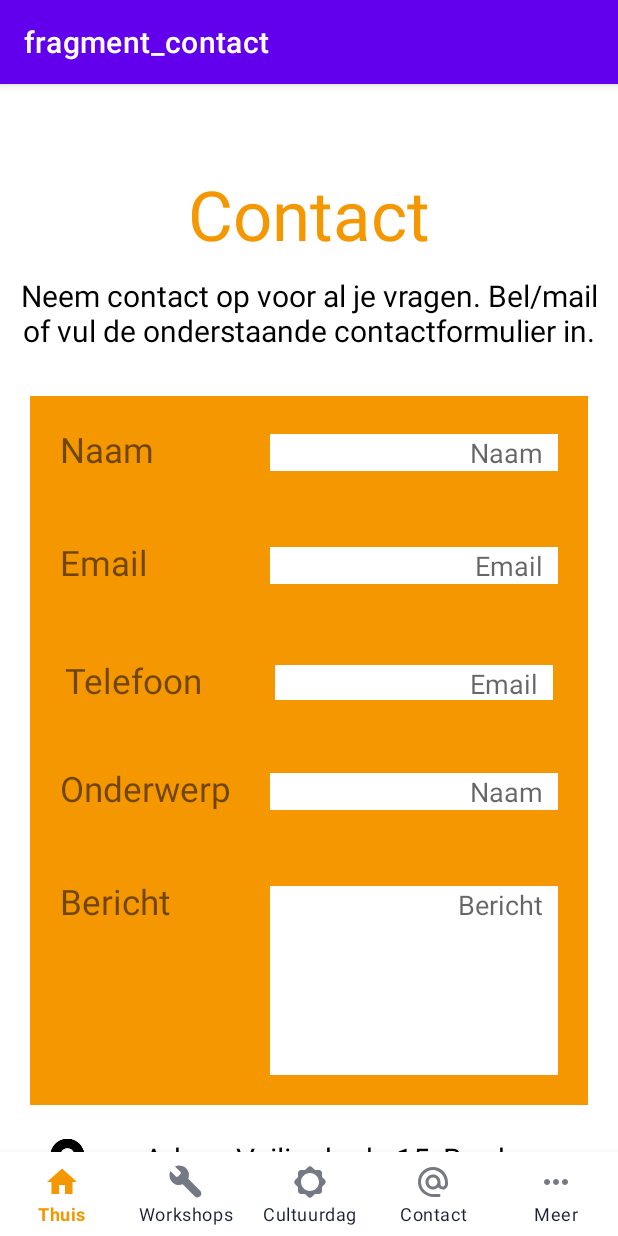
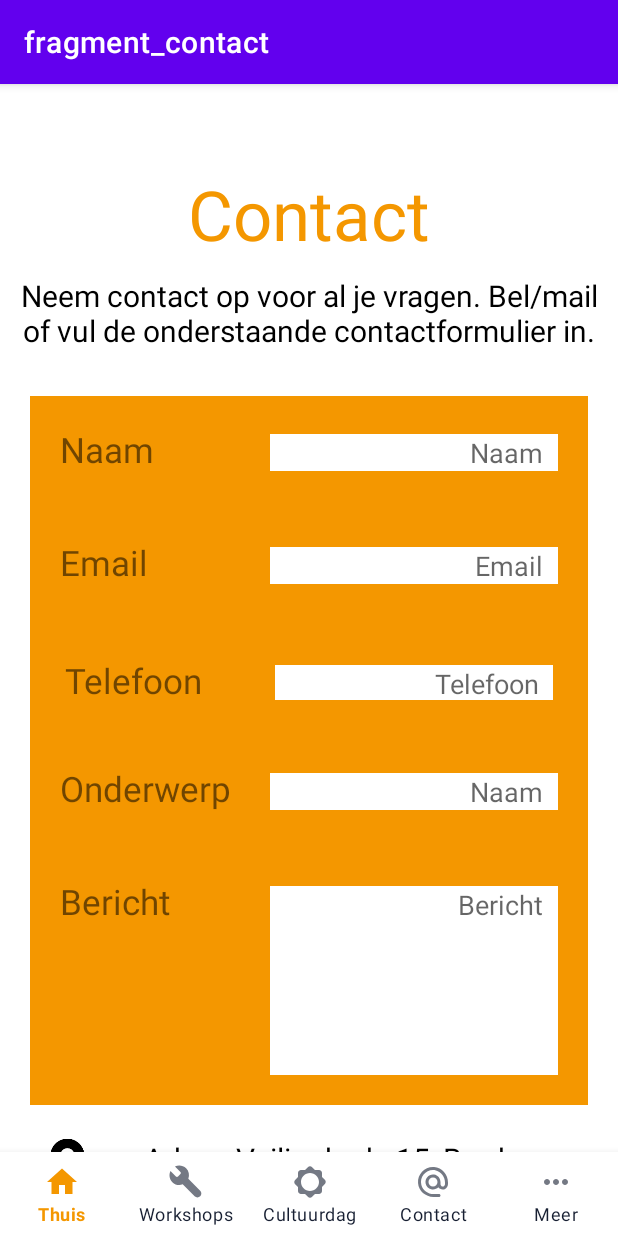
Before and after one commit to Mau4mo1/SkoolWorkshopApp, an Android app: the screen it shows after launch (MainActivity), on a phone screen of 412 x 824 dp. Run offline under Robolectric (Android 15) with nearby library versions, the phone set to English and light mode, and no system bars; our stand-ins replace navigation-ui.

Commit message:
Update SK-61 Contact page fixed small error

```diff
--- a/app/src/main/res/layout/fragment_contact.xml
+++ b/app/src/main/res/layout/fragment_contact.xml
@@ -83,7 +83,7 @@
                     android:gravity="right"
                     android:hint="Email"
                     android:background="@color/white"
-                    android:id="@+id/txtPublisher"
+                    android:id="@+id/email_input"
                     android:layout_width="10dp"
                     android:layout_height="wrap_content"
                     android:layout_weight="0.80"
@@ -106,9 +106,9 @@
                 </TextView>
                 <EditText
                     android:gravity="right"
-                    android:hint="Email"
+                    android:hint="Telefoon"
                     android:background="@color/white"
-                    android:id="@+id/email_input"
+                    android:id="@+id/phone_input"
                     android:layout_width="10dp"
                     android:layout_height="wrap_content"
                     android:layout_weight="0.80"
@@ -250,8 +250,6 @@
                     android:layout_height="50dp"
                     android:src="@mipmap/ic_launcher_r_foreground"
                     ></ImageView>
-
-
                 <TextView
                     android:paddingTop="10dp"
                     android:gravity="center"
@@ -266,13 +264,10 @@
                 android:layout_width="match_parent"
                 android:layout_height="wrap_content"
                 android:orientation="horizontal">
-
                 <ImageView
                     android:layout_width="50dp"
                     android:layout_height="50dp"
                     android:src="@mipmap/ic_launcher_id_foreground" />
-
-
                 <TextView
                     android:paddingTop="10dp"
                     android:gravity="center"
@@ -285,9 +280,5 @@
             </LinearLayout>
         </LinearLayout>
     </LinearLayout>
-
    </ScrollView>
-
-
-
 </LinearLayout>
```
